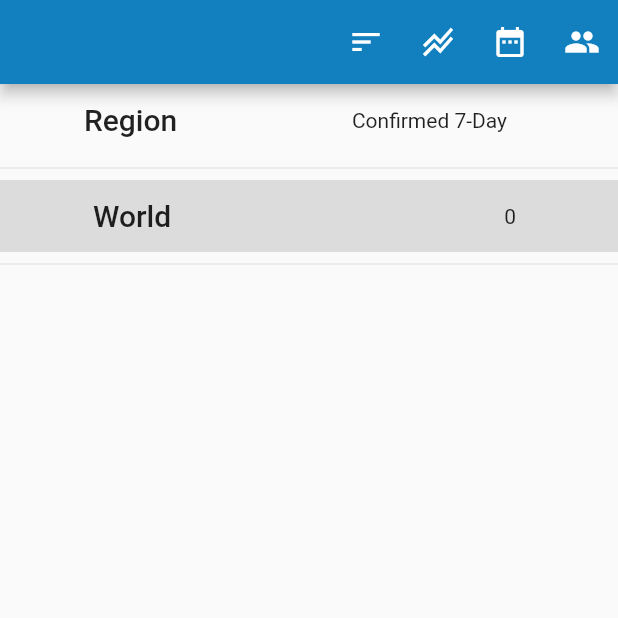
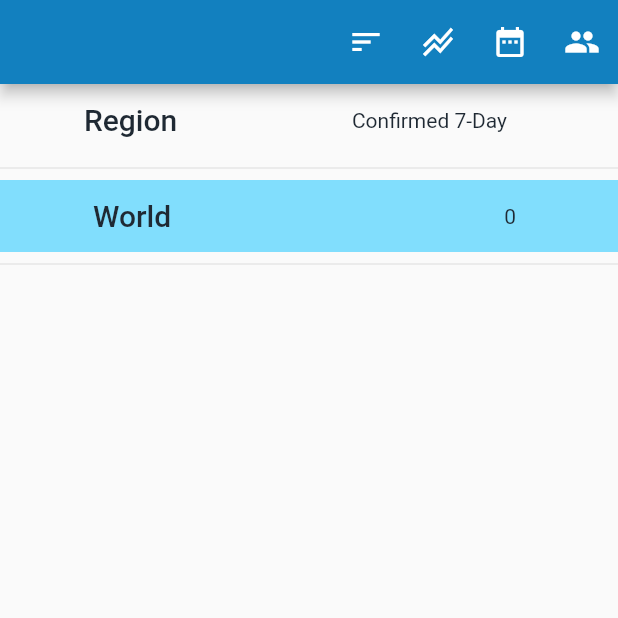
Before and after one commit to steveroe317/covid_trends, a Flutter app: the screen it shows after launch, on a phone screen of 412 x 824 dp, the top half of it. Run offline on Flutter 3.47's test engine with Material 2 defaults, Android fonts, the phone set to English and light mode, and no system bars; our stand-ins replace charts_flutter, cloud_firestore, firebase_auth, firebase_core, hex, share_plus and 1 more; accounts and stored records are empty; network calls fail.

Commit message:
Use theme colors and sizes in entity list.

```diff
--- /dev/null
+++ b/lib/theme/size_scale.dart
@@ -0,0 +1,9 @@
+class SizeScale {
+  static final px4 = 4.0;
+  static final px8 = 8.0;
+  static final px12 = 12.0;
+  static final px14 = 14.0;
+  static final px16 = 16.0;
+  static final px20 = 20.0;
+  static final px24 = 24.0;
+}
--- a/lib/widgets/covid_entities_list.dart
+++ b/lib/widgets/covid_entities_list.dart
@@ -6,6 +6,7 @@ import 'package:provider/provider.dart';
 
 import '../models/covid_entities_page_model.dart';
 import '../models/covid_timeseries_model.dart';
+import '../theme/palette_colors.dart';
 //import 'debug_popup_menu.dart';
 import 'ui_constants.dart';
 import 'ui_parameters.dart';
@@ -91,20 +92,23 @@ class EntityListHeader extends StatelessWidget {
               child: TextButton(
                 onPressed: () {},
                 style: ButtonStyle(
-                    foregroundColor:
-                        MaterialStateProperty.all<Color>(Colors.black),
+                    foregroundColor: MaterialStateProperty.all<Color>(
+                        PaletteColors.coolGrey.shade900),
                     alignment: AlignmentDirectional(0, 0)),
                 child: Align(
                     alignment: Alignment.centerLeft,
-                    child: Text('Region',
-                        style: Theme.of(context).textTheme.headline6)),
+                    child: Text(
+                      'Region',
+                      style: uiParameters.entityButtonTextStyle,
+                    )),
               ),
             ),
             SizedBox(
               width: uiParameters.entityMetricWidth,
               child: Align(
                 alignment: Alignment.centerRight,
-                child: Text(_sortMetricName()),
+                child: Text(_sortMetricName(),
+                    style: uiParameters.entityMetricTextStyle),
               ),
             ),
           ],
@@ -143,7 +147,9 @@ class EntityListItem extends StatelessWidget {
     var uiParameters = context.read<UiParameters>();
     return Container(
         width: uiParameters.entityRowWidth,
-        color: listEquals(_path, pageModel.chartPath()) ? Colors.black12 : null,
+        color: listEquals(_path, pageModel.chartPath())
+            ? PaletteColors.lightBlueVivid.shade200
+            : null,
         padding: EdgeInsets.only(left: 6, right: 6),
         child: Row(
           mainAxisAlignment: MainAxisAlignment.start,
@@ -170,20 +176,23 @@ class EntityListItem extends StatelessWidget {
                 onPressed: onRegionPressed,
                 onLongPress: onRegionLongPress,
                 style: ButtonStyle(
-                    foregroundColor:
-                        MaterialStateProperty.all<Color>(Colors.black),
+                    foregroundColor: MaterialStateProperty.all<Color>(
+                        PaletteColors.coolGrey.shade900),
                     alignment: AlignmentDirectional(0, 0)),
                 child: Align(
                     alignment: Alignment.centerLeft,
-                    child: Text(_path.last,
-                        style: Theme.of(context).textTheme.headline6)),
+                    child: Text(
+                      _path.last,
+                      style: uiParameters.entityButtonTextStyle,
+                    )),
               ),
             ),
             SizedBox(
               width: uiParameters.entityMetricWidth,
               child: Align(
                 alignment: Alignment.centerRight,
-                child: Text(_metricValueString()),
+                child: Text(_metricValueString(),
+                    style: uiParameters.entityMetricTextStyle),
               ),
             ),
           ],
--- a/lib/widgets/covid_entities_page.dart
+++ b/lib/widgets/covid_entities_page.dart
@@ -5,6 +5,7 @@ import 'package:provider/provider.dart';
 
 import '../models/covid_entities_page_model.dart';
 import '../models/covid_timeseries_model.dart';
+import '../theme/palette_colors.dart';
 import 'compare_region_popup_menu.dart';
 import 'covid_chart_group.dart';
 import 'covid_chart_group_page.dart';
@@ -100,8 +101,9 @@ class _CovidEntitiesWideListBody extends StatelessWidget {
     }
 
     return Row(children: [
-      SizedBox(
+      Container(
           width: uiParameters.entityRowWidth,
+          color: PaletteColors.coolGrey.shade100,
           child: CovidEntityList(onRegionPressed)),
       Expanded(
         child: RepaintBoundary(key: _chartGroupPage, child: CovidChartGroup()),
--- a/lib/widgets/ui_parameters.dart
+++ b/lib/widgets/ui_parameters.dart
@@ -1,3 +1,8 @@
+import 'package:flutter/material.dart';
+
+import '../theme/palette_colors.dart';
+import '../theme/size_scale.dart';
+
 import 'ui_constants.dart';
 
 enum UiAppShape { Wide, Narrow, Mini }
@@ -7,10 +12,24 @@ class UiParameters {
   var _entityButtonWidth = 170.0;
   var _entityMetricWidth = 120.0;
 
+  var _entityButtonTextStyle = TextStyle(
+      color: PaletteColors.coolGrey.shade900,
+      fontSize: SizeScale.px20,
+      fontWeight: FontWeight.w500);
+
+  var _entityMetricTextStyle = TextStyle(
+      color: PaletteColors.coolGrey.shade900,
+      fontSize: SizeScale.px14,
+      fontWeight: FontWeight.w400);
+
   UiParameters(UiAppShape shape) : _uiShape = shape {
     if (uiShape == UiAppShape.Mini) {
-      _entityButtonWidth = 150.0;
-      _entityMetricWidth = 110.0;
+      _entityButtonWidth = 140.0;
+      _entityMetricWidth = 120.0;
+      _entityButtonTextStyle = TextStyle(
+          color: PaletteColors.coolGrey.shade900,
+          fontSize: SizeScale.px16,
+          fontWeight: FontWeight.w500);
     }
   }
 
@@ -18,6 +37,8 @@ class UiParameters {
 
   double get entityButtonWidth => _entityButtonWidth;
   double get entityMetricWidth => _entityMetricWidth;
+  TextStyle get entityButtonTextStyle => _entityButtonTextStyle;
+  TextStyle get entityMetricTextStyle => _entityMetricTextStyle;
 
   double get entityRowWidth =>
       entityButtonWidth + entityMetricWidth + UiConstants.iconWidth + 24 + 12;
```
